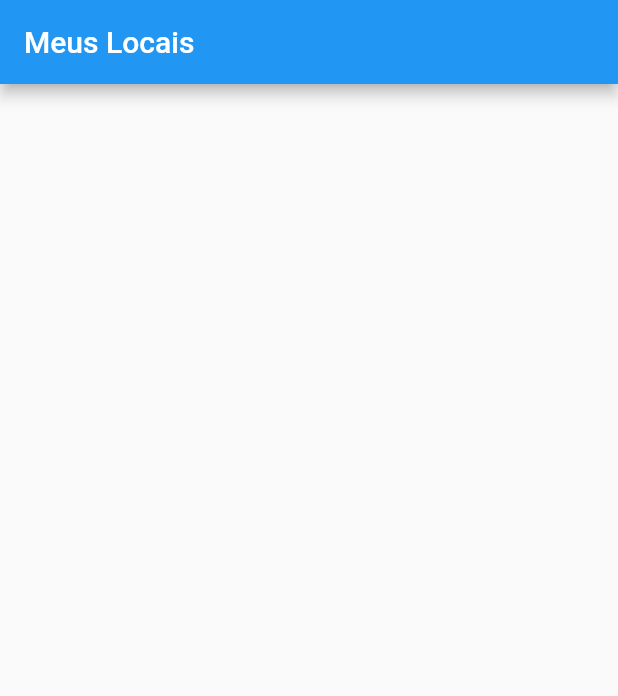
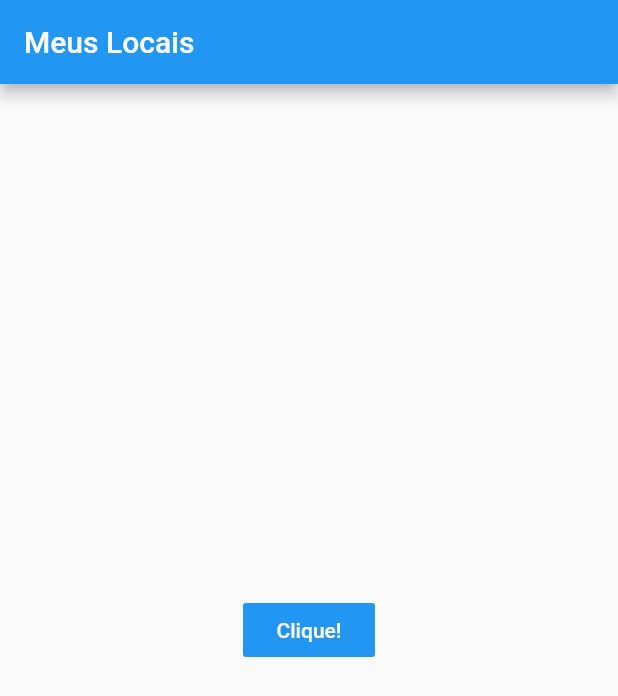
Before and after one commit to mikaelboff/flutter-meus-locais, a Flutter app: the screen it shows after launch, on a phone screen of 412 x 824 dp. Shown: the top 696 px of the screen. Run offline on Flutter 3.47's test engine with Material 2 defaults, Android fonts, the phone set to English and light mode, and no system bars.

Commit message:
Finalização do projeto.

```diff
--- a/lib/main.dart
+++ b/lib/main.dart
@@ -1,3 +1,5 @@
+import 'dart:math';
+
 import 'package:flutter/material.dart';
 
 void main() => runApp(MyApp());
@@ -26,8 +28,6 @@ class MyHomePage extends StatefulWidget {
 }
 
 class _MyHomePageState extends State<MyHomePage> {
-  int _counter = 0;
-
   List<String> locais = [
     "Beira",
     "São Miguel do Oeste",
@@ -43,9 +43,16 @@ class _MyHomePageState extends State<MyHomePage> {
     "São José do Cedro",
     "Washington"
   ];
-  void _incrementCounter() {
+
+  List<MaterialColor> cores = Colors.primaries;
+
+  String randomTexto = "";
+  MaterialColor randomCor = Colors.blue;
+
+  void _atualizarTela() {
     setState(() {
-      _counter++;
+      randomTexto = locais[new Random().nextInt(locais.length)];
+      randomCor = cores[new Random().nextInt(cores.length)];
     });
   }
 
@@ -60,7 +67,18 @@ class _MyHomePageState extends State<MyHomePage> {
         // in the middle of the parent.
         child: Column(
           mainAxisAlignment: MainAxisAlignment.center,
-          children: <Widget>[],
+          children: <Widget>[
+            FlatButton(
+              onPressed: () {
+                _atualizarTela();
+              },
+              color: randomCor,
+              textColor: Colors.white,
+              child: Text('Clique!'),
+            ),
+            new Text('$randomTexto',
+                style: Theme.of(context).textTheme.display1)
+          ],
         ),
       ),
     );
```
